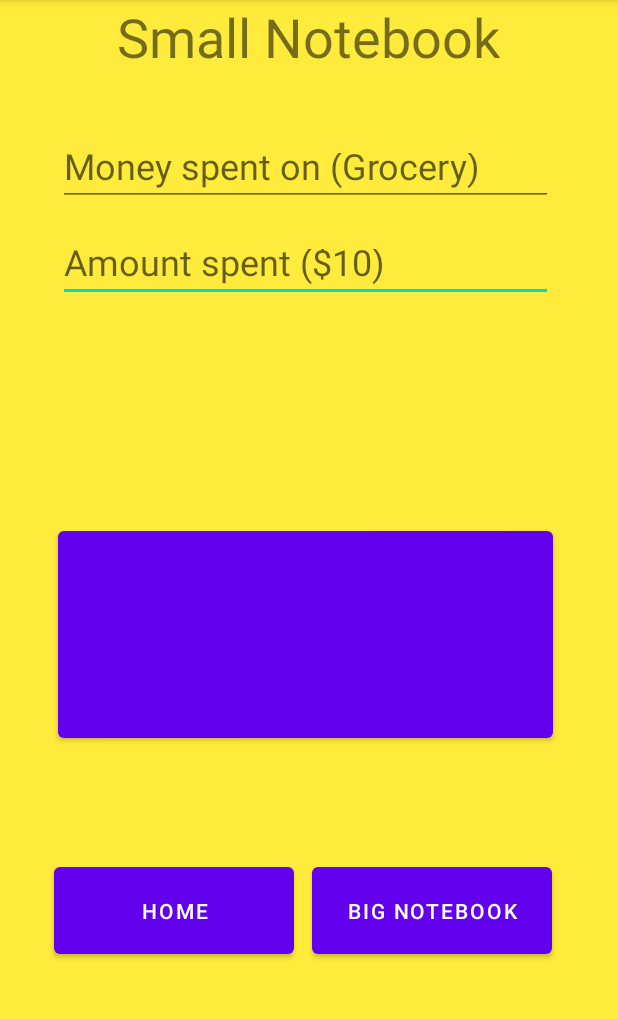
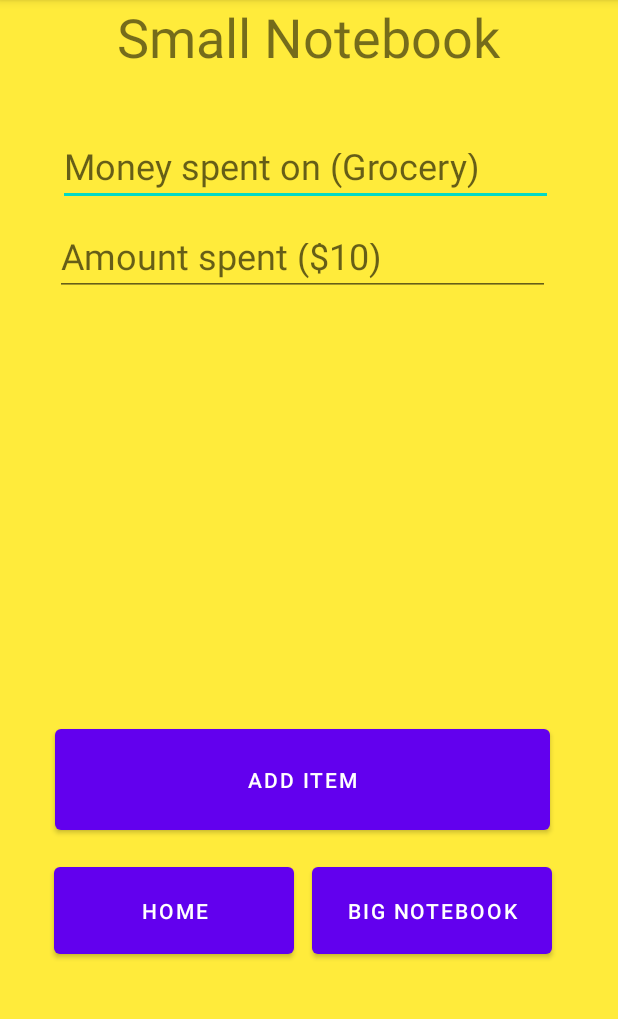
Before and after one commit to imohitsingh/Group-C-Final-Project, an Android app: the SmallNotebookActivity screen opened directly, with no data from a screen before it, on a phone screen of 412 x 824 dp, the part 84-1103 px from its top. Run offline under Robolectric (Android 15) with nearby library versions, the phone set to English and light mode, and no system bars.

```diff
--- a/app/src/main/java/com/example/groupcfinalproject/BudgetModel.java
+++ b/app/src/main/java/com/example/groupcfinalproject/BudgetModel.java
@@ -1,4 +1,9 @@
 package com.example.groupcfinalproject;
+
+import java.text.SimpleDateFormat;
+import java.util.Calendar;
+import java.util.Date;
+import java.util.Locale;
 
 public class BudgetModel{
     private int id;
@@ -41,14 +46,19 @@ public class BudgetModel{
         this.amount = amount;
     }
 
+    public String getDate() {
+        Date c = Calendar.getInstance().getTime();
+        System.out.println("Current time => " + c);
+
+        SimpleDateFormat df = new SimpleDateFormat("dd-MMM-yyyy", Locale.getDefault());
+        String formattedDate = df.format(c);
+        return formattedDate;
+    }
+
 
     @Override
     public String toString() {
-        return "BudgetModel{" +
-                "id=" + id +
-                ", name='" + name + '\'' +
-                ", amount=" + amount +
-                '}';
+        return name + " - $" + amount + " " + getDate();
     }
 
 }
--- a/app/src/main/java/com/example/groupcfinalproject/DatabaseHelper.java
+++ b/app/src/main/java/com/example/groupcfinalproject/DatabaseHelper.java
@@ -12,6 +12,7 @@ import java.util.ArrayList;
 import java.util.List;
 
 
+
 //needs to implement father > SQLiteOpenHelper
 public class DatabaseHelper extends SQLiteOpenHelper {
 
@@ -20,6 +21,8 @@ public class DatabaseHelper extends SQLiteOpenHelper {
     public static final String COLUMN_BUDGET_NAME = "BUDGET_NAME";
     public static final String COLUMN_BUDGET_AMOUNT = "BUDGET_AMOUNT";
     public static final String COLUMN_ID = "ID";
+    //public static final String COLUMN_BUDGET_DATE = "BUDGET_DATE";
+
 
     //implementing constructor here as need to satify father side else it gives error on the line 13
     public DatabaseHelper(@Nullable Context context) {
@@ -34,8 +37,8 @@ public class DatabaseHelper extends SQLiteOpenHelper {
     @Override
     public void onCreate(SQLiteDatabase db) {
         //main code
-
-        String createTableStatement= "CREATE TABLE " + BUDGET_TABLE + "(" + COLUMN_ID + " INTEGER PRIMARY KEY AUTOINCREMENT, " + COLUMN_BUDGET_NAME + " TEXT, " + COLUMN_BUDGET_AMOUNT + " INT )";
+        //String createTableStatement= "CREATE TABLE " + BUDGET_TABLE + "(" + COLUMN_ID + " INTEGER PRIMARY KEY AUTOINCREMENT, " + COLUMN_BUDGET_NAME + " TEXT, " + COLUMN_BUDGET_AMOUNT + " INT, " + COLUMN_BUDGET_DATE + " TEXT)";
+        String createTableStatement= "CREATE TABLE " + BUDGET_TABLE + "(" + COLUMN_ID + " INTEGER PRIMARY KEY AUTOINCREMENT, " + COLUMN_BUDGET_NAME + " TEXT, " + COLUMN_BUDGET_AMOUNT + " INT)";
         db.execSQL(createTableStatement);
 
     }
@@ -56,8 +59,11 @@ public class DatabaseHelper extends SQLiteOpenHelper {
 
         cv.put(COLUMN_BUDGET_NAME, budgetModel.getName());
         cv.put(COLUMN_BUDGET_AMOUNT, budgetModel.getAmount());
+        //cv.put(COLUMN_BUDGET_DATE, budgetModel.getDate());
+
 
         long insert = db.insert(BUDGET_TABLE, null, cv);
+
         if (insert == -1) {
             return false;
         } else {
--- a/app/src/main/res/layout/activity_small_notebook.xml
+++ b/app/src/main/res/layout/activity_small_notebook.xml
@@ -44,18 +44,15 @@
         app:layout_constraintStart_toStartOf="parent"
         app:layout_constraintTop_toTopOf="parent" />
 
-    <EditText
-        android:id="@+id/et_amount"
+    <Button
+        android:id="@+id/btn_add"
+
         android:layout_width="330dp"
-        android:layout_height="45dp"
-        android:layout_marginTop="156dp"
-        android:autofillHints=""
-        android:ems="10"
-        android:hint="@string/amount_spent_10"
-        android:inputType="textPersonName"
-        android:textSize="24sp"
+        android:layout_height="79dp"
+        android:layout_marginTop="480dp"
+        android:text="@string/add_item"
         app:layout_constraintEnd_toEndOf="parent"
-        app:layout_constraintHorizontal_bias="0.469"
+        app:layout_constraintHorizontal_bias="0.444"
         app:layout_constraintStart_toStartOf="parent"
         app:layout_constraintTop_toTopOf="parent" />
 
@@ -75,28 +72,31 @@
         app:layout_constraintTop_toTopOf="parent" />
 
 
-    <Button
-        android:id="@+id/btn_add"
-
-        android:layout_width="330dp"
-        android:layout_height="150dp"
-        android:layout_marginTop="348dp"
-        app:layout_constraintEnd_toEndOf="parent"
-        app:layout_constraintHorizontal_bias="0.469"
-        app:layout_constraintStart_toStartOf="parent"
-        app:layout_constraintTop_toTopOf="parent" />
-
-
     <ListView
         android:id="@+id/lv_nameList"
-        android:layout_width="322dp"
-        android:layout_height="304dp"
-        app:layout_constraintBottom_toBottomOf="parent"
+        android:layout_width="336dp"
+        android:layout_height="240dp"
+        android:layout_marginTop="212dp"
         app:layout_constraintEnd_toEndOf="parent"
-        app:layout_constraintHorizontal_bias="0.494"
+        app:layout_constraintHorizontal_bias="0.48"
         app:layout_constraintStart_toStartOf="parent"
-        app:layout_constraintTop_toTopOf="parent"
-        app:layout_constraintVertical_bias="0.735" />
+        app:layout_constraintTop_toTopOf="parent">
+
+    </ListView>
+
+    <EditText
+        android:id="@+id/et_amount"
+        android:layout_width="330dp"
+        android:layout_height="45dp"
+        android:layout_marginTop="152dp"
+        android:ems="10"
+        android:hint="@string/amount_spent_10"
+        android:inputType="number"
+        android:textSize="24sp"
+        app:layout_constraintEnd_toEndOf="parent"
+        app:layout_constraintHorizontal_bias="0.444"
+        app:layout_constraintStart_toStartOf="parent"
+        app:layout_constraintTop_toTopOf="@+id/textView2" />
 
 
 </androidx.constraintlayout.widget.ConstraintLayout>
--- a/app/src/main/res/values/strings.xml
+++ b/app/src/main/res/values/strings.xml
@@ -11,6 +11,7 @@
     <string name="total">Total:</string>
     <string name="date">Save Date</string>
     <string name="dd_mm_yyyy">dd/mm/yyyy</string>
+    <string name="add_item">Add Item</string>
     <string-array name="currencies">
         <item>$(CAD)</item>
         <item>$(USD)</item>
```
Lines whose indentation alone changed are shown as unchanged.
